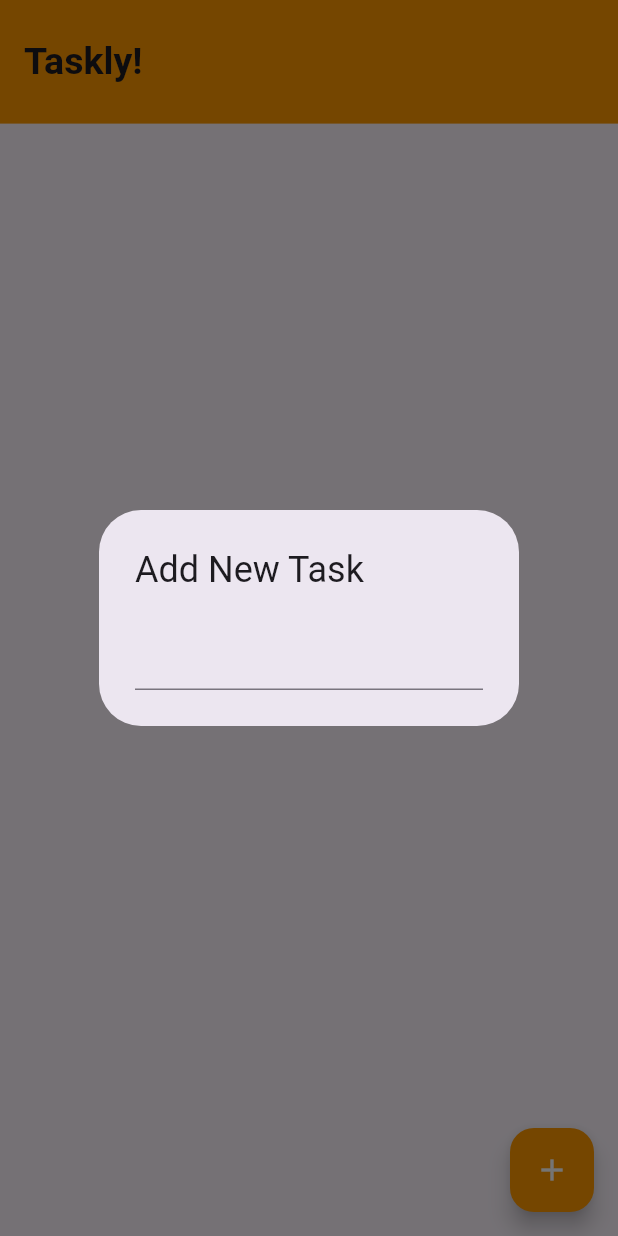
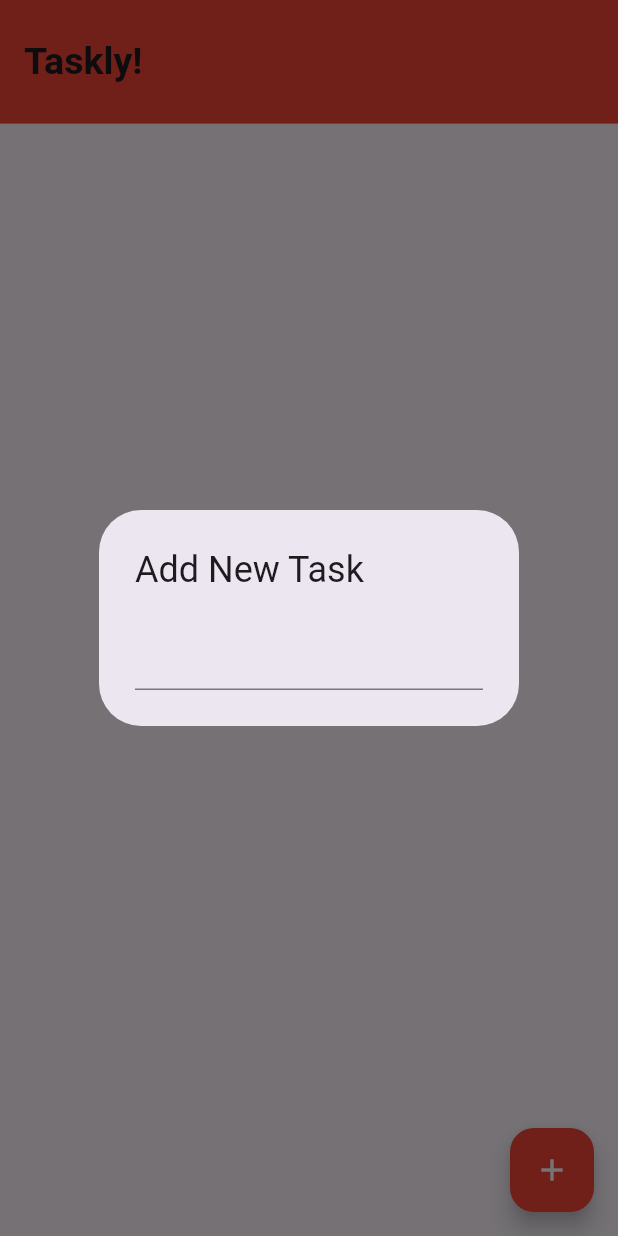
Before and after one commit to Taha170717/Flutter_Practice_Projects, a Flutter app: the screen it shows after launch, after a tap on the "add" icon, on a phone screen of 412 x 824 dp. Run offline on Flutter 3.47's test engine with Material 3 defaults, Android fonts, the phone set to English and light mode, and no system bars; our stand-ins replace hive_flutter; accounts and stored records are empty.

```diff
--- a/tasklytudo/lib/home_page.dart
+++ b/tasklytudo/lib/home_page.dart
@@ -24,7 +24,7 @@ class _HomePageState extends State<HomePage> {
 
     return Scaffold(
       appBar: AppBar(
-        backgroundColor: Colors.orange,
+        backgroundColor: Colors.red,
         toolbarHeight: _devheight * 0.1,
         title: Text(
           'Taskly!',
@@ -50,7 +50,7 @@ class _HomePageState extends State<HomePage> {
           subtitle: Text(task.timestamp.toString()),
           trailing: Icon(
             task.done? Icons.check_box_outlined: Icons.check_box_outline_blank,
-            color: Colors.orange,
+            color: Colors.red,
           ),
           onTap: (){
 
@@ -87,7 +87,7 @@ class _HomePageState extends State<HomePage> {
 
   Widget _addtaskButton(){
     return FloatingActionButton(onPressed: _displaytaskPopUp,
-      backgroundColor: Colors.orange,
+      backgroundColor: Colors.red,
     child: Icon(Icons.add,color: Colors.white,),
     );
   }
--- a/tasklytudo/lib/main.dart
+++ b/tasklytudo/lib/main.dart
@@ -1,6 +1,7 @@
 import 'package:flutter/material.dart';
 import 'package:tasklytudo/home_page.dart';
 import 'package:hive_flutter/hive_flutter.dart';
+import 'package:tasklytudo/splash_screen.dart';
 void main() async {
 await Hive.initFlutter("hive_boxes");
   runApp(const MyApp());
@@ -17,7 +18,7 @@ class MyApp extends StatelessWidget {
       theme: ThemeData(
         primarySwatch: Colors.orange
       ),
-      home: HomePage(),
+      home: SplashScreen(),
 
     );
 
--- /dev/null
+++ b/tasklytudo/lib/splash_screen.dart
@@ -0,0 +1,73 @@
+import 'dart:async';
+import 'package:flutter/material.dart';
+import 'package:tasklytudo/home_page.dart';
+
+class SplashScreen extends StatefulWidget {
+  const SplashScreen({super.key});
+
+  @override
+  State<SplashScreen> createState() => _SplashScreenState();
+}
+
+class _SplashScreenState extends State<SplashScreen> {
+  @override
+  void initState() {
+    super.initState();
+    Timer(const Duration(seconds: 3), () {
+      if (!mounted) return;
+      Navigator.of(context).pushReplacement(
+        MaterialPageRoute(builder: (_) => const HomePage()),
+      );
+    });
+  }
+
+  @override
+  Widget build(BuildContext context) {
+    return Scaffold(
+      backgroundColor: Colors.red,
+      body: SafeArea(
+        child: Center(
+          child: Column(
+            mainAxisAlignment: MainAxisAlignment.center,
+            children: const [
+              Icon(
+                Icons.task_alt,
+                size: 120,
+                color: Colors.white,
+              ),
+              SizedBox(height: 20),
+              Text(
+                'Taskly Tudo',
+                style: TextStyle(
+                  fontSize: 28,
+                  fontWeight: FontWeight.bold,
+                  color: Colors.white,
+                  letterSpacing: 0.5,
+                ),
+              ),
+              SizedBox(height: 12),
+              _WhiteProgressIndicator(),
+            ],
+          ),
+        ),
+      ),
+    );
+  }
+}
+
+class _WhiteProgressIndicator extends StatelessWidget {
+  const _WhiteProgressIndicator();
+
+  @override
+  Widget build(BuildContext context) {
+    return SizedBox(
+      width: 28,
+      height: 28,
+      child: CircularProgressIndicator(
+        strokeWidth: 3,
+        valueColor: AlwaysStoppedAnimation<Color>(Colors.white),
+        backgroundColor: Colors.white24,
+      ),
+    );
+  }
+}
```
Also changed, not shown: tasklytudo/pubspec.lock.
